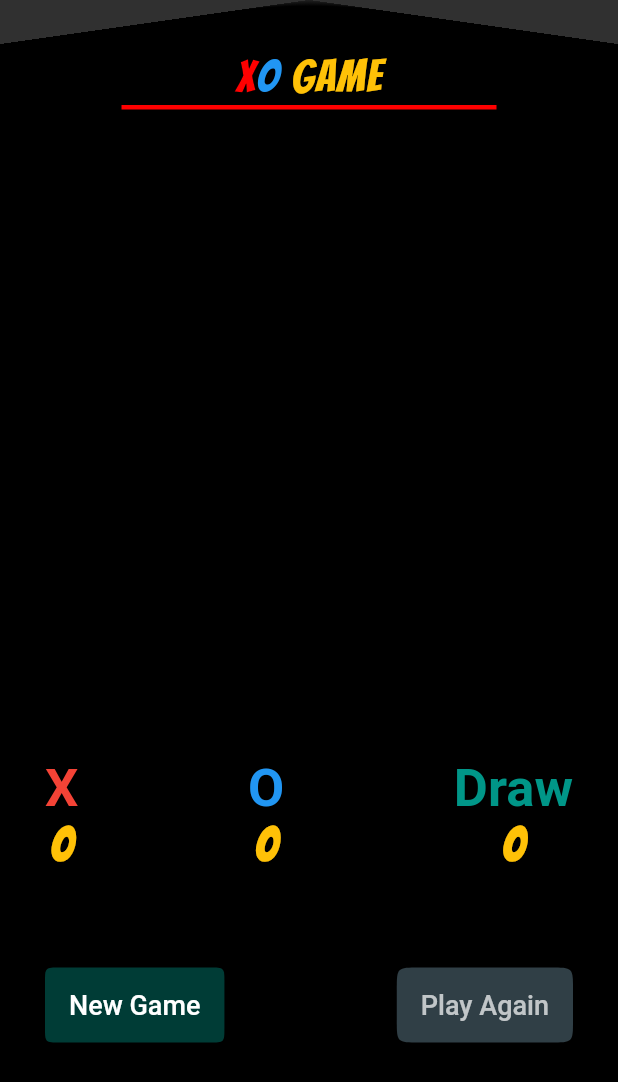
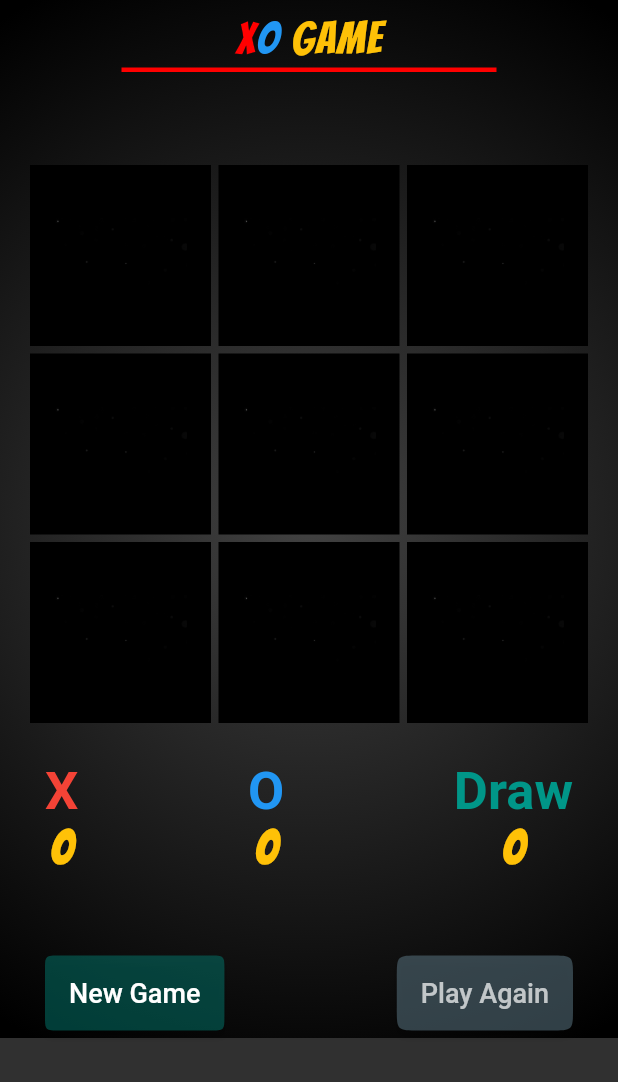
Before and after one commit to EslamFares/XO-Game, a Flutter app: the screen it shows after launch, on a phone screen of 412 x 824 dp. Shown: the top 1082 px of the screen. Run offline on Flutter 3.47's test engine with Material 2 defaults, Android fonts, the phone set to English and light mode, and no system bars; our stand-ins replace google_fonts.

Commit message:
final final

```diff
--- a/lib/HomePage.dart
+++ b/lib/HomePage.dart
@@ -11,7 +11,7 @@ class _HomePageState extends State<HomePage> {
   final _scafoldKey = GlobalKey<ScaffoldState>();
   AssetImage cross = AssetImage('assets/img/cross.png');
   AssetImage circle = AssetImage('assets/img/circle00.png');
-  AssetImage edit = AssetImage('assets/img/edit.png');
+  AssetImage edit = AssetImage('assets/img/empty.png');
 
   int crossWin = 0;
   int circleWin = 0;
@@ -103,21 +103,22 @@ class _HomePageState extends State<HomePage> {
 //          ),
 //        ),
 //      ),
-      body: SingleChildScrollView(
-        child: Container(
-          padding: EdgeInsets.only(top: 20),
-          height: MediaQuery.of(context).size.height,
+      body:ListView(
+        children: <Widget>[
+          Container(
+            padding: EdgeInsets.only(top: 5),
+//            height: MediaQuery.of(context).size.height,
             width: MediaQuery.of(context).size.width,
             decoration: BoxDecoration(
               gradient: RadialGradient(colors: [
-              Colors.grey[900],
+                Colors.grey[800],
                 Colors.black,
-            ], radius: 0.99, focal: Alignment.topCenter),
+              ], radius: 0.95, focal: Alignment.center),
             ),
             child: Column(
               children: <Widget>[
                 Padding(
-                padding: EdgeInsets.only(top: 15, bottom: 20),
+                  padding: EdgeInsets.only(top: 5, bottom: 32),
                   child: Column(
                     children: <Widget>[
                       Row(
@@ -161,7 +162,9 @@ class _HomePageState extends State<HomePage> {
                     ],
                   ),
                 ),
-
+                SizedBox(
+                  height: 10,
+                ),
                 GridView.builder(
                   shrinkWrap: true,
                   padding: EdgeInsets.all(20),
@@ -174,7 +177,7 @@ class _HomePageState extends State<HomePage> {
                     height: 100,
                     width: 100,
                     child: Container(
-                    color: Colors.black,
+                      color: Colors.black,//Color(0xff212836).withOpacity(.5)
                       child: MaterialButton(
                         onPressed: () => playGame(i),
                         child: Image(
@@ -186,6 +189,7 @@ class _HomePageState extends State<HomePage> {
                   itemCount: gameState.length,
                 ),
                 //===============================================
+                SizedBox(height: 5,),
                 Container(
                   child: Column(
                     children: <Widget>[
@@ -207,9 +211,6 @@ class _HomePageState extends State<HomePage> {
                                       GoogleFonts.indieFlower().fontFamily,
                                       fontWeight: FontWeight.bold,
                                     ),
-                                ),
-                                SizedBox(
-                                  height: 0,
                                   ),
                                   Text('${crossWin}',
                                       style: TextStyle(
@@ -258,9 +259,6 @@ class _HomePageState extends State<HomePage> {
                                       fontWeight: FontWeight.bold,
                                     ),
                                   ),
-                                SizedBox(
-                                  height: 0,
-                                ),
                                   Text('${draw}',
                                       style: TextStyle(
                                         fontSize: 32,
@@ -276,7 +274,7 @@ class _HomePageState extends State<HomePage> {
                         ),
                       ),
                       SizedBox(
-                      height: 30,
+                        height: 20,
                       ),
                       Padding(
                         padding: EdgeInsets.only(
@@ -312,14 +310,17 @@ class _HomePageState extends State<HomePage> {
                             )
                           ],
                         ),
-                    )
+                      ),
                     ],
                   ),
                 )
               ],
             ),
           ),
-      ),
+        ],
+      )
+
+
     );
   }
 
```
Also changed, not shown: img from app/final.png (added). Lines whose indentation alone changed are shown as unchanged.
